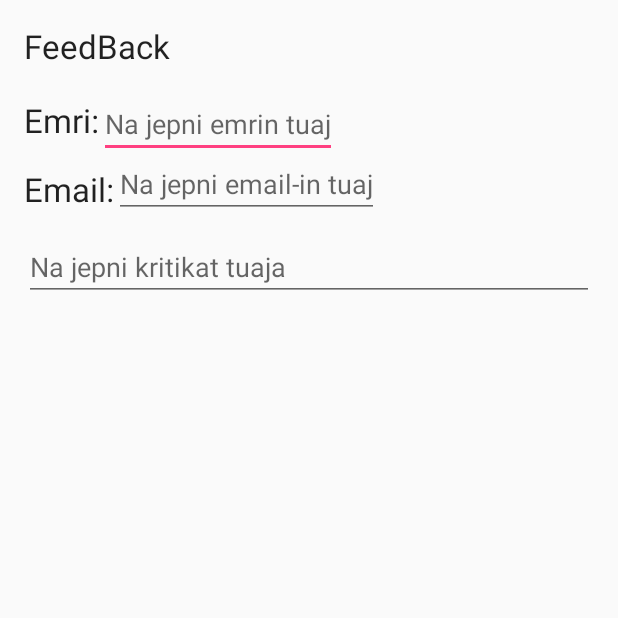
After one commit to bleardrexhaj/MobiShopFinder, an Android app: the FeedBack screen opened directly, with no data from a screen before it, on a phone screen of 412 x 824 dp, the top half of it. The commit adds this screen. Run offline under Robolectric (Android 15) with nearby library versions, the light colour scheme and no system bars.

Commit message:
Shtimi i FeedBack dialogut i cili eshte i implementuar ne Informaton

```diff
--- a/app/src/main/AndroidManifest.xml
+++ b/app/src/main/AndroidManifest.xml
@@ -47,7 +47,8 @@
         <activity android:name=".Qytetet.Vushtrri" />
         <activity
             android:name=".informationbox"
-            android:theme="@style/AppTheme.popupTheme"></activity>
+            android:theme="@style/AppTheme.popupTheme" />
+        <activity android:name=".FeedBack"></activity>
     </application>
 
 </manifest>
--- /dev/null
+++ b/app/src/main/res/layout/activity_feed_back.xml
@@ -0,0 +1,65 @@
+<?xml version="1.0" encoding="utf-8"?>
+<LinearLayout xmlns:android="http://schemas.android.com/apk/res/android"
+    xmlns:app="http://schemas.android.com/apk/res-auto"
+    xmlns:tools="http://schemas.android.com/tools"
+    android:layout_width="match_parent"
+    android:layout_height="match_parent"
+    android:padding="16dp"
+    android:orientation="vertical"
+    tools:context="com.sj.projekt.mobishopfinder.FeedBack">
+
+
+    <TextView
+        android:id="@+id/dialogTitle"
+        android:layout_width="wrap_content"
+        android:layout_height="wrap_content"
+        android:text="FeedBack"
+        android:textAppearance="?android:attr/textAppearanceLarge"
+        />
+    <LinearLayout
+        android:layout_width="wrap_content"
+        android:layout_height="wrap_content"
+        android:layout_marginTop="20sp">
+    <TextView
+        android:id="@+id/emri"
+        android:layout_width="wrap_content"
+        android:layout_height="40sp"
+        android:text="Emri:"
+        android:textAppearance="?android:attr/textAppearanceLarge"
+        />
+    <EditText
+        android:id="@+id/emri_text"
+        android:layout_width="wrap_content"
+        android:layout_height="match_parent"
+        android:hint="Na jepni emrin tuaj"
+        android:inputType="text"
+        android:layout_gravity="center"/>
+
+
+    </LinearLayout>
+    <LinearLayout
+        android:layout_width="wrap_content"
+        android:layout_height="wrap_content">
+        <TextView
+            android:id="@+id/Email"
+            android:layout_width="wrap_content"
+            android:layout_height="40sp"
+            android:text="Email:"
+            android:textAppearance="?android:attr/textAppearanceLarge"
+            />
+        <EditText
+            android:id="@+id/email_text"
+            android:layout_width="wrap_content"
+            android:layout_height="match_parent"
+            android:hint="Na jepni email-in tuaj"
+            android:inputType="text"/>
+    </LinearLayout>
+    <EditText
+        android:id="@+id/userInputDialog"
+        android:layout_width="match_parent"
+        android:layout_height="wrap_content"
+        android:hint="Na jepni kritikat tuaja"
+        android:inputType="text"
+        android:layout_marginTop="10sp"/>
+
+</LinearLayout>
```
Also changed, not shown: app/src/main/java/com/sj/projekt/mobishopfinder/FeedBack.java (added, +62 -0 lines), app/src/main/java/com/sj/projekt/mobishopfinder/informationbox.java (+14 -3 lines), app/src/main/res/layout/activity_informationbox.xml (+7 -0 lines), app/src/main/res/values/strings.xml (line endings or trailing spaces).
